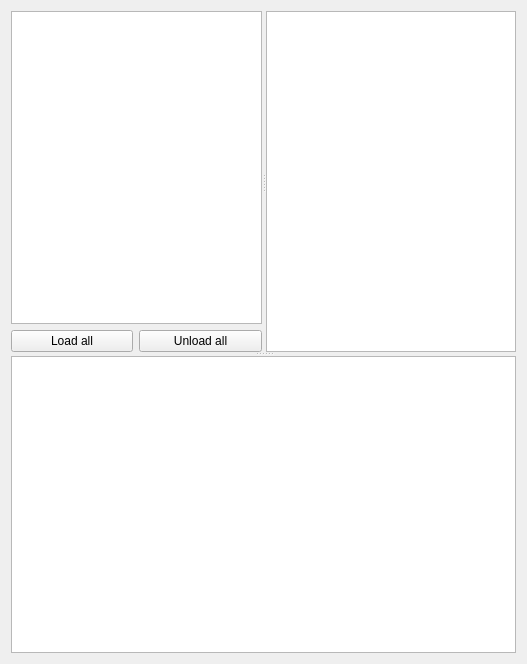
Qt form src/airunner/widgets/stats/templates/stats.ui (Capsize-Games/airunner) before a commit.
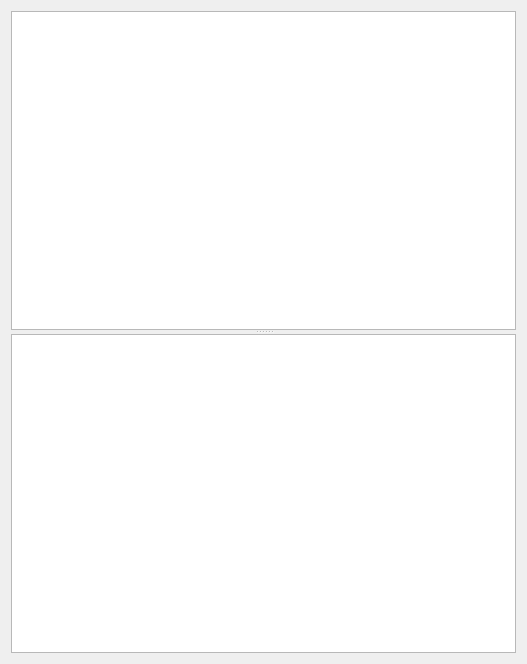
The same form after that commit.

Commit message: removes model stats widget

The edit to the form file:
```diff
--- a/src/airunner/widgets/stats/templates/stats.ui
+++ b/src/airunner/widgets/stats/templates/stats.ui
@@ -13,51 +13,13 @@
   <property name="windowTitle">
    <string>Form</string>
   </property>
-  <layout class="QGridLayout" name="gridLayout_2">
+  <layout class="QGridLayout" name="gridLayout">
    <item row="0" column="0">
-    <widget class="QSplitter" name="splitter_2">
+    <widget class="QSplitter" name="splitter">
      <property name="orientation">
       <enum>Qt::Orientation::Vertical</enum>
      </property>
-     <widget class="QSplitter" name="splitter">
-      <property name="orientation">
-       <enum>Qt::Orientation::Horizontal</enum>
-      </property>
-      <widget class="QWidget" name="widget" native="true">
-       <layout class="QGridLayout" name="gridLayout">
-        <property name="leftMargin">
-         <number>0</number>
-        </property>
-        <property name="topMargin">
-         <number>0</number>
-        </property>
-        <property name="rightMargin">
-         <number>0</number>
-        </property>
-        <property name="bottomMargin">
-         <number>0</number>
-        </property>
-        <item row="0" column="0" colspan="2">
-         <widget class="QTableWidget" name="model_stats"/>
-        </item>
-        <item row="1" column="0">
-         <widget class="QPushButton" name="pushButton">
-          <property name="text">
-           <string>Load all</string>
-          </property>
-         </widget>
-        </item>
-        <item row="1" column="1">
-         <widget class="QPushButton" name="pushButton_2">
-          <property name="text">
-           <string>Unload all</string>
-          </property>
-         </widget>
-        </item>
-       </layout>
-      </widget>
-      <widget class="QTableWidget" name="memory_stats"/>
-     </widget>
+     <widget class="QTableWidget" name="memory_stats"/>
      <widget class="QTextEdit" name="console"/>
     </widget>
    </item>
```
Left out of the diff: 35 changed lines with no effect on the pictures. The commit also changes 2 other files.
